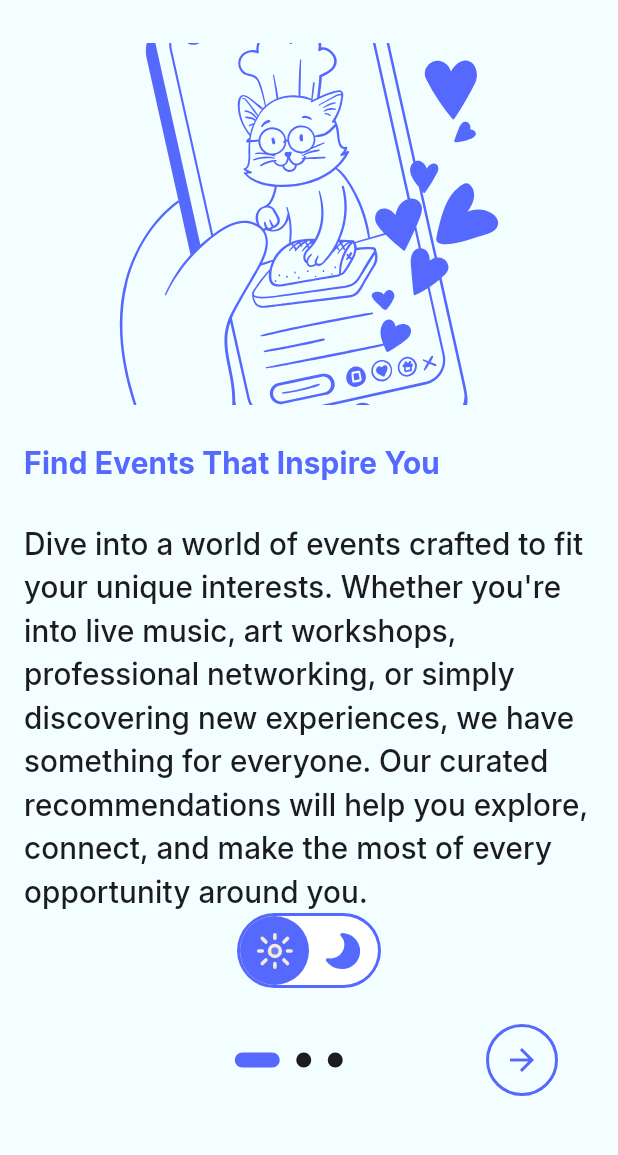
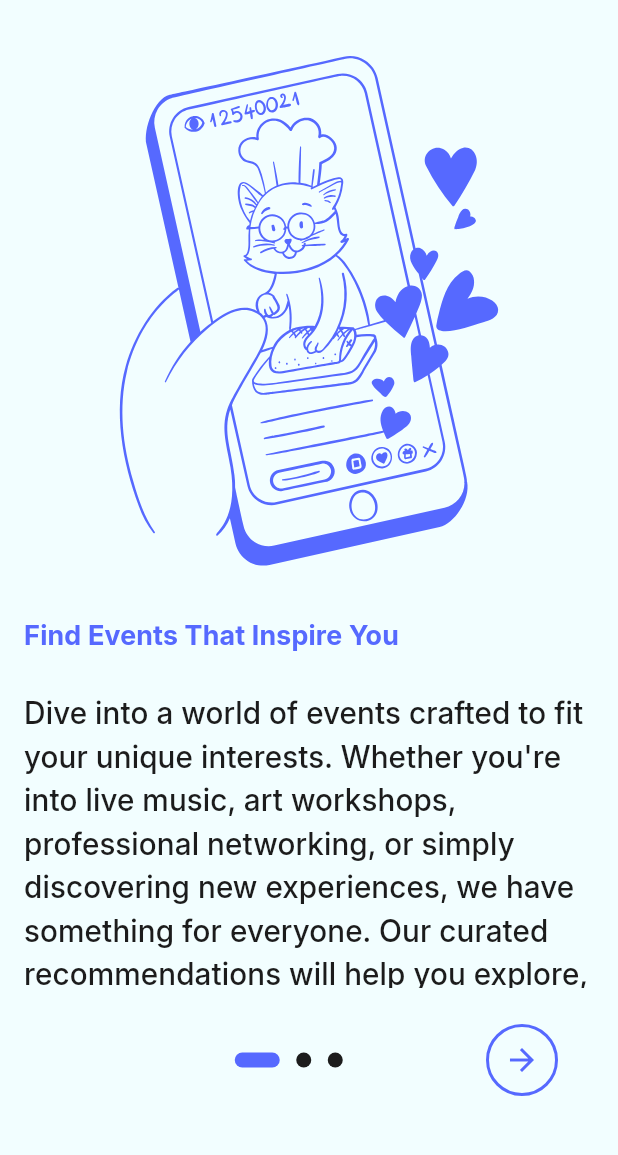
Before and after one commit to orabito/evently, a Flutter app: the OnboardingScreen screen opened by its route, on a phone screen of 412 x 824 dp, the part 80-1235 px from its top. Run offline on Flutter 3.47's test engine with Material 3 defaults, Android fonts, the phone set to English and light mode, and no system bars; drawn by our look-alikes of animated_toggle_switch; our stand-ins replace cloud_firestore, easy_localization, firebase_auth, firebase_core, flutter_svg, fluttertoast and 6 more; accounts and stored records are empty.

Commit message:
I fixed some issues in the app

```diff
--- a/lib/core/app_style.dart
+++ b/lib/core/app_style.dart
@@ -38,20 +38,20 @@ padding: EdgeInsets.all(15)
             color: ColorManager.lightTextFieldForm),
         titleMedium: TextStyle(
           fontWeight: FontWeight.w700,
-          fontSize: 20,
+          fontSize: 18,
           color: ColorManager.lightPrimary,
         ),
         titleSmall: TextStyle(
-            fontSize: 20,
+            fontSize: 18,
             fontWeight: FontWeight.w500,
             color: ColorManager.lightSecondary),
         labelLarge: TextStyle(
-            fontSize: 20,
+            fontSize: 18,
             fontWeight: FontWeight.w500,
             color: ColorManager.darkSecondary),
         headlineMedium: TextStyle(
             fontWeight: FontWeight.w700,
-            fontSize: 24,
+            fontSize: 20,
             color: ColorManager.background)),
     scaffoldBackgroundColor: ColorManager.background,
     appBarTheme: AppBarTheme(
@@ -62,7 +62,7 @@ padding: EdgeInsets.all(15)
         titleTextStyle: TextStyle(
           fontWeight: FontWeight.w400,
           color: ColorManager.lightSecondary,
-          fontSize: 22,
+          fontSize: 20,
         )),
     colorScheme: ColorScheme.light(
         // seedColor: ColorManager.background,
@@ -120,12 +120,12 @@ padding: EdgeInsets.all(15)
             fontWeight: FontWeight.w500,
             color: ColorManager.darkSecondary),
         labelLarge: TextStyle(
-            fontSize: 20,
+            fontSize: 18,
             fontWeight: FontWeight.w500,
             color: ColorManager.lightSecondary),
         headlineMedium: TextStyle(
             fontWeight: FontWeight.w700,
-            fontSize: 24,
+            fontSize: 22,
             color: ColorManager.background)),
     scaffoldBackgroundColor: ColorManager.backgroundDark,
     appBarTheme: AppBarTheme(
@@ -134,7 +134,7 @@ padding: EdgeInsets.all(15)
       titleTextStyle: TextStyle(
         fontWeight: FontWeight.w400,
         color: ColorManager.darkPrimary,
-        fontSize: 22,
+        fontSize: 20,
       ),
       backgroundColor: Colors.transparent,
       centerTitle: true,
--- a/lib/core/geocoding_helper.dart
+++ b/lib/core/geocoding_helper.dart
@@ -1,5 +1,4 @@
-import 'package:easy_localization/easy_localization.dart';
-import 'package:event_planning_app/core/strings_manager.dart';
+
 import 'package:geocoding/geocoding.dart';
 
 class GeocodingHelper {
--- a/lib/core/reusable_componets/custom_field.dart
+++ b/lib/core/reusable_componets/custom_field.dart
@@ -31,7 +31,10 @@ class _CustomFieldState extends State<CustomField> {
   Widget build(BuildContext context) {
     return TextFormField(
       onChanged:(value) {
-       widget. onChanged!(value) ;
+        if (widget.onChanged != null) {
+          widget.onChanged!(value);
+        }
+
       } ,
       maxLines:widget.maxLine,
       autovalidateMode: AutovalidateMode.onUnfocus,
--- a/lib/core/reusable_componets/outline_button_widget.dart
+++ b/lib/core/reusable_componets/outline_button_widget.dart
@@ -1,9 +1,6 @@
-import 'package:easy_localization/easy_localization.dart';
 import 'package:flutter/material.dart';
 import 'package:gap/gap.dart';
 
-import '../../ui/create_event/screen/pick_location_screen.dart';
-import '../strings_manager.dart';
 
 class OutlineButtonWidget extends StatelessWidget {
    OutlineButtonWidget({super.key,required this.Onpressed,required this.icon,required this. child,this.iconForward});
--- a/lib/main.dart
+++ b/lib/main.dart
@@ -1,7 +1,7 @@
 import 'package:easy_localization/easy_localization.dart';
 import 'package:event_planning_app/core/app_style.dart';
 import 'package:event_planning_app/core/prefs_helper.dart';
-import 'package:event_planning_app/providers/event_provider.dart';
+
 import 'package:event_planning_app/providers/location_provider.dart';
 import 'package:event_planning_app/providers/theme_provider.dart';
 import 'package:event_planning_app/providers/user_Provider.dart';
--- a/lib/models/user_model.dart
+++ b/lib/models/user_model.dart
@@ -1,4 +1,4 @@
-import 'package:cloud_firestore/cloud_firestore.dart';
+
 
 class UserModel {
   String? id;
--- a/lib/providers/location_provider.dart
+++ b/lib/providers/location_provider.dart
@@ -1,5 +1,5 @@
 import 'dart:async';
-import 'dart:ffi';
+
 
 import 'package:flutter/material.dart';
 import 'package:location/location.dart';
--- a/lib/ui/EventDetails/screen/event_details_screen.dart
+++ b/lib/ui/EventDetails/screen/event_details_screen.dart
@@ -211,7 +211,7 @@ class _EventDetailsScreenState extends State<EventDetailsScreen> {
   }
 
   deleteEvent(EventModel eventModel) async {
-DialogUtils.showToast(StringsManager.eventDeleteSuccess, context);
+DialogUtils.showToast(StringsManager.eventDeleteSuccess.tr(), context);
    await FirestoreHandler.deleteEvent(eventModel)
     ;Navigator.pop(context);
   }
--- a/lib/ui/create_event/screen/pick_location_screen.dart
+++ b/lib/ui/create_event/screen/pick_location_screen.dart
@@ -1,9 +1,7 @@
 import 'package:easy_localization/easy_localization.dart';
 import 'package:event_planning_app/core/strings_manager.dart';
-import 'package:event_planning_app/providers/event_provider.dart';
 import 'package:event_planning_app/providers/location_provider.dart';
-import 'package:event_planning_app/providers/location_provider.dart';
-import 'package:event_planning_app/providers/location_provider.dart';
+
 import 'package:flutter/material.dart';
 import 'package:google_maps_flutter/google_maps_flutter.dart';
 import 'package:provider/provider.dart';
--- a/lib/ui/home/screen/home_screen.dart
+++ b/lib/ui/home/screen/home_screen.dart
@@ -9,7 +9,7 @@ import 'package:event_planning_app/ui/home/tab/profile_tab/profile_tab.dart';
 import 'package:firebase_auth/firebase_auth.dart';
 import 'package:flutter/material.dart';
 import 'package:flutter_svg/flutter_svg.dart';
-import 'package:gap/gap.dart';
+
 import '../../../core/assets_manager.dart';
 
 class HomeScreen extends StatefulWidget {
--- a/lib/ui/home/tab/heart_tab/heart_tab.dart
+++ b/lib/ui/home/tab/heart_tab/heart_tab.dart
@@ -1,7 +1,6 @@
 import 'package:easy_localization/easy_localization.dart';
 import 'package:event_planning_app/core/reusable_componets/custom_field.dart';
 import 'package:event_planning_app/core/strings_manager.dart';
-import 'package:event_planning_app/ui/start_screen/widget/toggle_language.dart';
 import 'package:firebase_auth/firebase_auth.dart';
 import 'package:flutter/material.dart';
 
--- a/lib/ui/home/tab/home_tab/home_tap.dart
+++ b/lib/ui/home/tab/home_tab/home_tap.dart
@@ -5,9 +5,7 @@ import 'package:event_planning_app/providers/user_Provider.dart';
 import 'package:event_planning_app/ui/home/tab/home_tab/widget/all_event.dart';
 import 'package:event_planning_app/ui/home/tab/home_tab/widget/birthday_event.dart';
 import 'package:event_planning_app/ui/home/tab/home_tab/widget/book_event.dart';
-import 'package:event_planning_app/ui/home/tab/home_tab/widget/event_item.dart';
 import 'package:event_planning_app/ui/home/tab/home_tab/widget/sport_event.dart';
-import 'package:event_planning_app/ui/start_screen/widget/theme_toggle.dart';
 import 'package:flutter/material.dart';
 import 'package:flutter_svg/svg.dart';
 import 'package:gap/gap.dart';
--- a/lib/ui/home/tab/home_tab/widget/event_item.dart
+++ b/lib/ui/home/tab/home_tab/widget/event_item.dart
@@ -1,7 +1,7 @@
 import 'package:easy_localization/easy_localization.dart';
 import 'package:event_planning_app/core/assets_manager.dart';
 import 'package:event_planning_app/core/constans.dart';
-import 'package:event_planning_app/core/dialog_utils.dart';
+
 import 'package:event_planning_app/core/reusable_componets/firestore_handler.dart';
 import 'package:event_planning_app/models/event_model.dart';
 import 'package:event_planning_app/providers/theme_provider.dart';
@@ -85,6 +85,8 @@ class _EventItemState extends State<EventItem> {
                       child: Text(
                       widget.event.tittle??"",
                         style: Theme.of(context).textTheme.titleSmall,
+                        overflow: TextOverflow.ellipsis,
+                        maxLines: 2,
                       ),
                     ),
                     InkWell(
--- a/lib/ui/home/tab/map_tab/map_tab.dart
+++ b/lib/ui/home/tab/map_tab/map_tab.dart
@@ -9,7 +9,7 @@ import 'package:provider/provider.dart';
 import '../../../../core/reusable_componets/firestore_handler.dart';
 import '../../../../core/strings_manager.dart';
 import '../../../../models/event_model.dart';
-import '../home_tab/widget/event_item.dart';
+
 
 class MapTab extends StatefulWidget {
   const MapTab({super.key});
--- a/lib/ui/onboarding/screen/onboarding_screen.dart
+++ b/lib/ui/onboarding/screen/onboarding_screen.dart
@@ -6,7 +6,6 @@ import 'package:event_planning_app/models/onboarding_model.dart';
 import 'package:event_planning_app/providers/theme_provider.dart';
 import 'package:event_planning_app/ui/login/screen/login_screen.dart';
 import 'package:event_planning_app/ui/onboarding/widget/onboarding_widget.dart';
-import 'package:event_planning_app/ui/start_screen/widget/theme_toggle.dart';
 import 'package:flutter/material.dart';
 import 'package:gap/gap.dart';
 
@@ -65,7 +64,7 @@ class _OnboardingScreenState extends State<OnboardingScreen> {
                 controller: pageController,
               ),
             ),
-            ThemeToggle(),
+
 
             Padding(
               padding: const EdgeInsets.all(16.0),
--- a/lib/ui/onboarding/widget/onboarding_widget.dart
+++ b/lib/ui/onboarding/widget/onboarding_widget.dart
@@ -11,16 +11,15 @@ class OnboardingWidget extends StatelessWidget {
 
   @override
   Widget build(BuildContext context) {
-    return Column(
+    return SingleChildScrollView(
+      child: Column(
       crossAxisAlignment: CrossAxisAlignment.start,
         children: [
-        Expanded(
-          child: Align(
+          Align(
             alignment: Alignment.center,
             child: SvgPicture.asset(
               image,
               fit: BoxFit.cover,
-            ),
             ),
           ),
           Gap(24),
@@ -36,6 +35,7 @@ class OnboardingWidget extends StatelessWidget {
             ),
           ),
         ],
+      ),
     );
   }
 }
--- a/lib/ui/start_screen/screen/start_screen.dart
+++ b/lib/ui/start_screen/screen/start_screen.dart
@@ -42,7 +42,8 @@ class _StartScreenState extends State<StartScreen> {
             crossAxisAlignment: CrossAxisAlignment.stretch,
             children: [
               Expanded(
-                child: Column(
+                child:
+                Column(
                   crossAxisAlignment: CrossAxisAlignment.start,
                   children: [
                     Expanded(
```
Also changed, not shown: lib/ui/create_event/screen/create_event_screen.dart (+4 -4 lines), lib/ui/update_event/screen/update_event_screen.dart (+11 -3 lines). Lines whose indentation alone changed are shown as unchanged.
